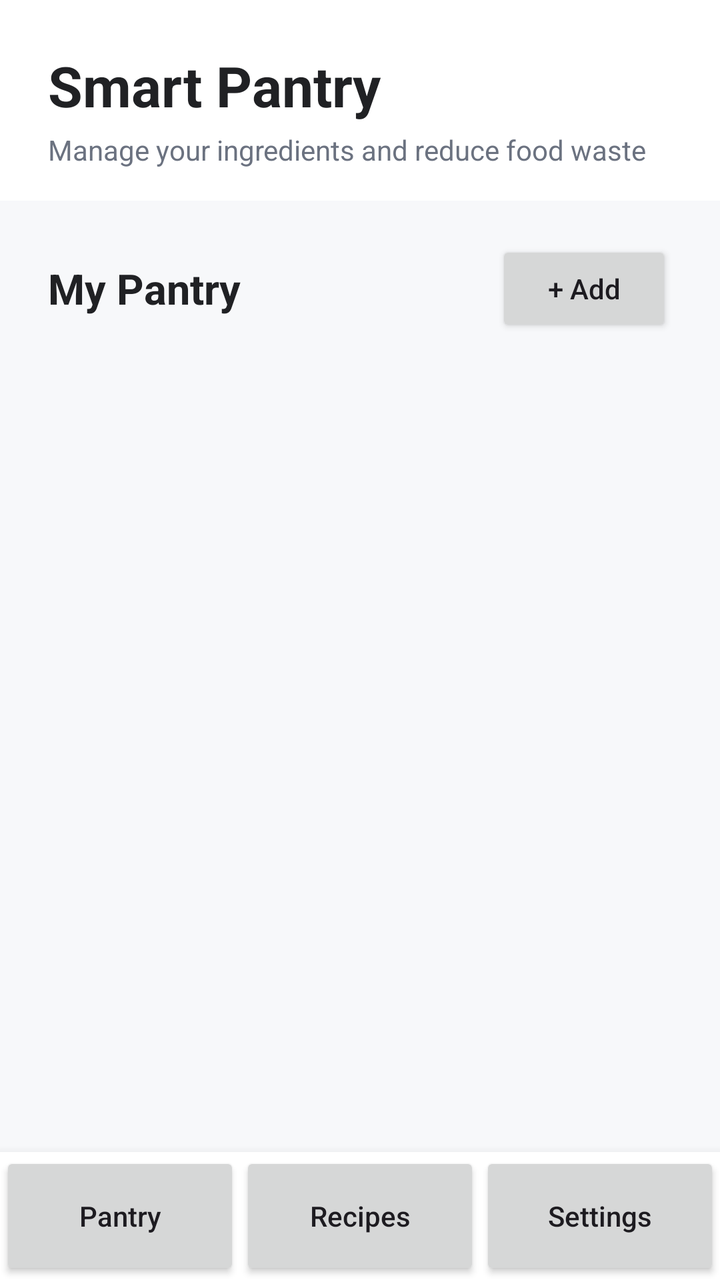
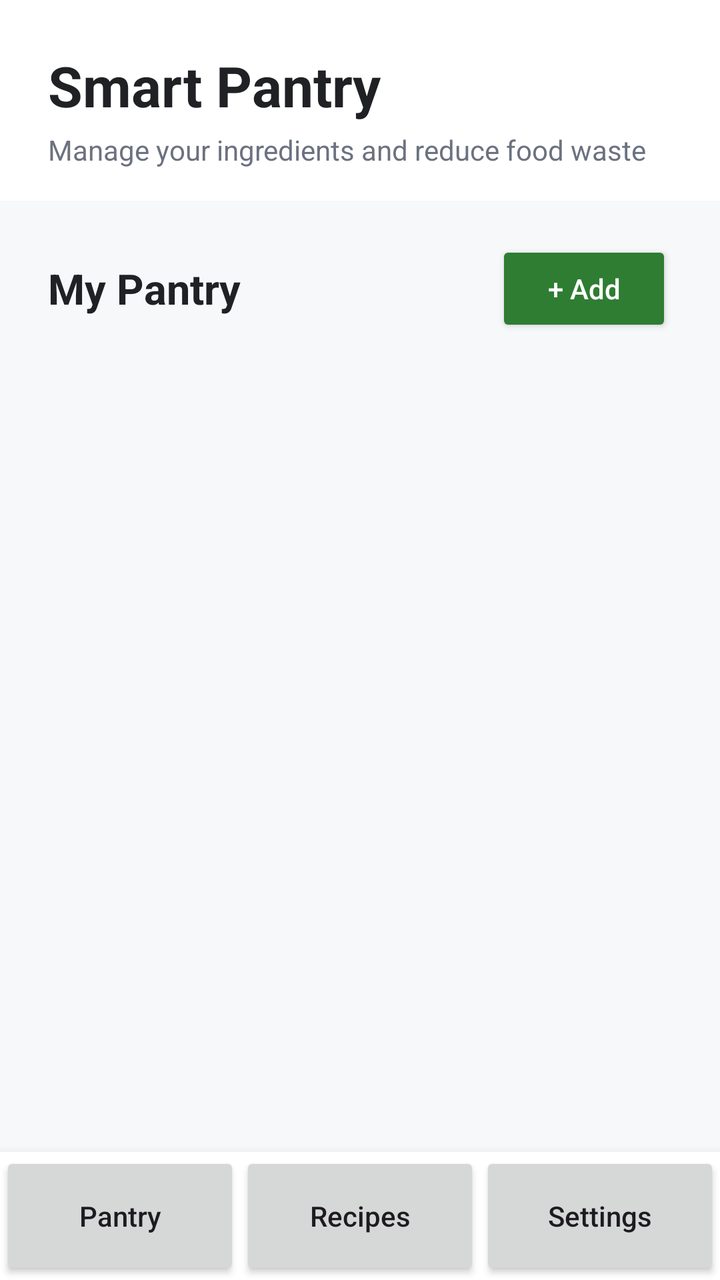

Two renders of the same Android screen: before a commit and after it. Below are the layout's source before the change and the commit's diff.
<!-- AndroidManifest.xml: application theme Theme.SmartPantryManager -->
<!-- res/layout/activity_main.xml -->
<?xml version="1.0" encoding="utf-8"?>
<LinearLayout xmlns:android="http://schemas.android.com/apk/res/android"
    xmlns:app="http://schemas.android.com/apk/res-auto"
    android:layout_width="match_parent"
    android:layout_height="match_parent"
    android:orientation="vertical"
    android:background="#F7F8FA">

    
    <LinearLayout
        android:layout_width="match_parent"
        android:layout_height="wrap_content"
        android:orientation="vertical"
        android:paddingStart="24dp"
        android:paddingTop="24dp"
        android:paddingEnd="24dp"
        android:paddingBottom="16dp"
        android:background="#FFFFFF">

        <TextView
            android:layout_width="wrap_content"
            android:layout_height="wrap_content"
            android:text="Smart Pantry"
            android:textSize="28sp"
            android:textStyle="bold"
            android:textColor="#202124" />

        <TextView
            android:layout_width="wrap_content"
            android:layout_height="wrap_content"
            android:layout_marginTop="4dp"
            android:text="Manage your ingredients and reduce food waste"
            android:textSize="14sp"
            android:textColor="#6B7280" />

    </LinearLayout>

    
    <LinearLayout
        android:layout_width="match_parent"
        android:layout_height="wrap_content"
        android:orientation="horizontal"
        android:gravity="center_vertical"
        android:paddingStart="24dp"
        android:paddingTop="20dp"
        android:paddingEnd="24dp"
        android:paddingBottom="12dp">

        <TextView
            android:layout_width="0dp"
            android:layout_height="wrap_content"
            android:layout_weight="1"
            android:text="My Pantry"
            android:textSize="21sp"
            android:textStyle="bold"
            android:textColor="#202124" />

        <Button
            android:id="@+id/btnAddIngredient"
            android:layout_width="wrap_content"
            android:layout_height="wrap_content"
            android:text="+ Add"
            android:textAllCaps="false" />

    </LinearLayout>

    
    <androidx.recyclerview.widget.RecyclerView
        android:id="@+id/recyclerViewPantry"
        android:layout_width="match_parent"
        android:layout_height="0dp"
        android:layout_weight="1"
        android:paddingStart="16dp"
        android:paddingEnd="16dp"
        android:clipToPadding="false" />

    
    <LinearLayout
        android:layout_width="match_parent"
        android:layout_height="64dp"
        android:orientation="horizontal"
        android:background="#FFFFFF"
        android:elevation="8dp">

        <Button
            android:id="@+id/btnPantry"
            android:layout_width="0dp"
            android:layout_height="match_parent"
            android:layout_weight="1"
            android:text="Pantry"
            android:textAllCaps="false" />

        <Button
            android:id="@+id/btnRecipes"
            android:layout_width="0dp"
            android:layout_height="match_parent"
            android:layout_weight="1"
            android:text="Recipes"
            android:textAllCaps="false" />

        <Button
            android:id="@+id/btnSettings"
            android:layout_width="0dp"
            android:layout_height="match_parent"
            android:layout_weight="1"
            android:text="Settings"
            android:textAllCaps="false" />

    </LinearLayout>

</LinearLayout>
<!-- resources referenced by this layout -->
<resources>
  <style name="Theme.SmartPantryManager" parent="Base.Theme.SmartPantryManager" />
  <style name="Base.Theme.SmartPantryManager" parent="Theme.Material3.DayNight.NoActionBar">
          
          
      </style>
</resources>

<!-- the commit's change to res/layout/activity_main.xml (unified diff, before → after) -->
@@ -55,12 +55,15 @@
             android:textStyle="bold"
             android:textColor="#202124" />
 
+        
         <Button
             android:id="@+id/btnAddIngredient"
             android:layout_width="wrap_content"
             android:layout_height="wrap_content"
             android:text="+ Add"
-            android:textAllCaps="false" />
+            android:textAllCaps="false"
+            android:textColor="@color/button_text_white"
+            android:backgroundTint="@color/add_green" />
 
     </LinearLayout>
 
<!-- resource entries referenced after the edit -->
@@ -1,5 +1,7 @@
 <!-- resources referenced by this layout -->
 <resources>
+  <color name="add_green">#2E7D32</color>
+  <color name="button_text_white">#FFFFFF</color>
   <style name="Theme.SmartPantryManager" parent="Base.Theme.SmartPantryManager" />
   <style name="Base.Theme.SmartPantryManager" parent="Theme.Material3.DayNight.NoActionBar">
           
